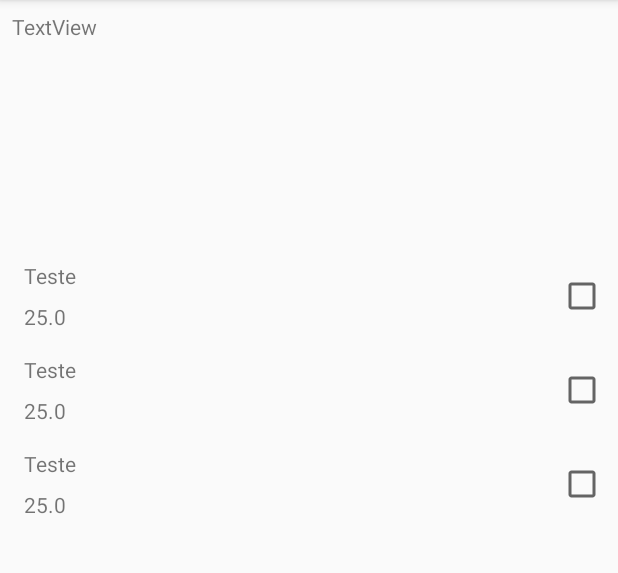
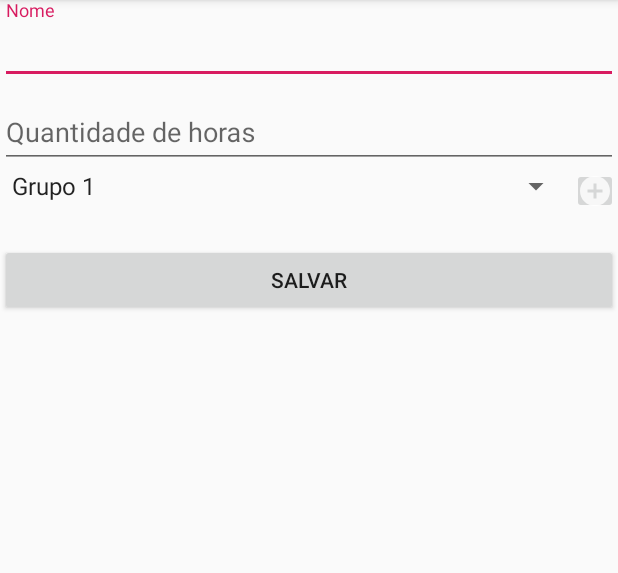
Before and after one commit to raphaelframos/freela, an Android app: the screen it shows after launch (NewFreelaActivity before the commit, NewFunctionalityActivity after it), on a phone screen of 412 x 824 dp, the part 84-657 px from its top. Run offline under Robolectric (Android 15) with nearby library versions, the phone set to English and light mode, and no system bars; our stand-ins replace navigation-ui.

Commit message:
Activity de nova funcionalidade criada

```diff
--- a/app/build.gradle
+++ b/app/build.gradle
@@ -45,4 +45,5 @@ dependencies {
     implementation 'androidx.lifecycle:lifecycle-extensions:2.1.0'
     implementation 'androidx.navigation:navigation-fragment-ktx:2.1.0'
     implementation 'androidx.navigation:navigation-ui-ktx:2.1.0'
+    implementation "androidx.room:room-runtime:$room_version"
 }
--- a/app/src/main/AndroidManifest.xml
+++ b/app/src/main/AndroidManifest.xml
@@ -9,7 +9,8 @@
         android:roundIcon="@mipmap/ic_launcher_round"
         android:supportsRtl="true"
         android:theme="@style/AppTheme">
-        <activity android:name=".NewFreelaActivity"></activity>
+        <activity android:name=".NewFunctionalityActivity"></activity>
+        <activity android:name=".NewFreelaActivity" />
         <activity
             android:name=".MainActivity"
             android:label="@string/app_name">
--- a/app/src/main/java/com/powellapps/freela/MainActivity.kt
+++ b/app/src/main/java/com/powellapps/freela/MainActivity.kt
@@ -25,6 +25,6 @@ class MainActivity : AppCompatActivity() {
         setupActionBarWithNavController(navController, appBarConfiguration)
         navView.setupWithNavController(navController)
 
-        startActivity(Intent(this, NewFreelaActivity::class.java))
+        startActivity(Intent(this, NewFunctionalityActivity::class.java))
     }
 }
--- /dev/null
+++ b/app/src/main/java/com/powellapps/freela/NewFunctionalityActivity.kt
@@ -0,0 +1,12 @@
+package com.powellapps.freela
+
+import androidx.appcompat.app.AppCompatActivity
+import android.os.Bundle
+
+class NewFunctionalityActivity : AppCompatActivity() {
+
+    override fun onCreate(savedInstanceState: Bundle?) {
+        super.onCreate(savedInstanceState)
+        setContentView(R.layout.activity_new_functionality)
+    }
+}
--- a/app/src/main/java/com/powellapps/freela/model/Functionality.kt
+++ b/app/src/main/java/com/powellapps/freela/model/Functionality.kt
@@ -3,5 +3,6 @@ package com.powellapps.freela.model
 class Functionality constructor(var name: String, var amountOfHours: Double) {
 
     var id = 0
+    var active = false
 
 }
--- /dev/null
+++ b/app/src/main/res/drawable-anydpi/ic_action_add.xml
@@ -0,0 +1,11 @@
+<vector xmlns:android="http://schemas.android.com/apk/res/android"
+    android:width="24dp"
+    android:height="24dp"
+    android:viewportWidth="24"
+    android:viewportHeight="24"
+    android:tint="#FFFFFF"
+    android:alpha="0.8">
+    <path
+        android:fillColor="#FF000000"
+        android:pathData="M12,2C6.48,2 2,6.48 2,12s4.48,10 10,10 10,-4.48 10,-10S17.52,2 12,2zM17,13h-4v4h-2v-4L7,13v-2h4L11,7h2v4h4v2z"/>
+</vector>
--- a/app/src/main/res/layout/activity_new_freela.xml
+++ b/app/src/main/res/layout/activity_new_freela.xml
@@ -5,27 +5,6 @@
     android:layout_width="match_parent"
     android:layout_height="match_parent"
     tools:context=".NewFreelaActivity">
-
-    <LinearLayout
-        android:id="@+id/linearLayout"
-        android:layout_width="match_parent"
-        android:layout_height="150dp"
-        android:layout_marginStart="8dp"
-        android:layout_marginLeft="8dp"
-        android:layout_marginTop="8dp"
-        android:layout_marginEnd="8dp"
-        android:layout_marginRight="8dp"
-        android:orientation="vertical"
-        app:layout_constraintEnd_toEndOf="parent"
-        app:layout_constraintStart_toStartOf="parent"
-        app:layout_constraintTop_toTopOf="parent">
-
-        <TextView
-            android:id="@+id/textView_"
-            android:layout_width="match_parent"
-            android:layout_height="wrap_content"
-            android:text="TextView" />
-    </LinearLayout>
 
     <androidx.recyclerview.widget.RecyclerView
         android:id="@+id/recyclerView_functions"
@@ -36,9 +15,39 @@
         android:layout_marginTop="8dp"
         android:layout_marginEnd="8dp"
         android:layout_marginRight="8dp"
+        android:layout_marginBottom="16dp"
+        app:layout_constraintBottom_toTopOf="@+id/textView_sum"
+        app:layout_constraintEnd_toEndOf="parent"
+        app:layout_constraintStart_toStartOf="parent"
+        app:layout_constraintTop_toBottomOf="@+id/tabLayout_groups" />
+
+    <com.google.android.material.tabs.TabLayout
+        android:id="@+id/tabLayout_groups"
+        android:layout_width="match_parent"
+        android:layout_height="wrap_content"
+        app:layout_constraintEnd_toEndOf="parent"
+        app:layout_constraintStart_toStartOf="parent"
+        app:layout_constraintTop_toTopOf="parent">
+
+        <com.google.android.material.tabs.TabItem
+            android:layout_width="wrap_content"
+            android:layout_height="wrap_content"
+            android:text="Grupo 1" />
+    </com.google.android.material.tabs.TabLayout>
+
+    <TextView
+        android:id="@+id/textView_sum"
+        android:layout_width="wrap_content"
+        android:layout_height="wrap_content"
+        android:layout_marginStart="8dp"
+        android:layout_marginLeft="8dp"
+        android:layout_marginEnd="8dp"
+        android:layout_marginRight="8dp"
         android:layout_marginBottom="8dp"
+        android:text="TextView"
         app:layout_constraintBottom_toBottomOf="parent"
         app:layout_constraintEnd_toEndOf="parent"
-        app:layout_constraintStart_toStartOf="parent"
-        app:layout_constraintTop_toBottomOf="@+id/linearLayout" />
+        app:layout_constraintHorizontal_bias="0.0"
+        app:layout_constraintStart_toStartOf="parent" />
+
 </androidx.constraintlayout.widget.ConstraintLayout>
--- /dev/null
+++ b/app/src/main/res/layout/activity_new_functionality.xml
@@ -0,0 +1,61 @@
+<?xml version="1.0" encoding="utf-8"?>
+<LinearLayout xmlns:android="http://schemas.android.com/apk/res/android"
+    xmlns:app="http://schemas.android.com/apk/res-auto"
+    xmlns:tools="http://schemas.android.com/tools"
+    android:layout_width="match_parent"
+    android:layout_height="match_parent"
+    android:orientation="vertical"
+    tools:context=".NewFunctionalityActivity">
+
+    <com.google.android.material.textfield.TextInputLayout
+        android:layout_width="match_parent"
+        android:layout_height="wrap_content">
+
+        <com.google.android.material.textfield.TextInputEditText
+            android:layout_width="match_parent"
+            android:layout_height="wrap_content"
+            android:hint="Nome"
+            android:inputType="textPersonName" />
+
+    </com.google.android.material.textfield.TextInputLayout>
+
+    <com.google.android.material.textfield.TextInputLayout
+        android:layout_width="match_parent"
+        android:layout_height="wrap_content">
+
+        <com.google.android.material.textfield.TextInputEditText
+            android:layout_width="match_parent"
+            android:layout_height="wrap_content"
+            android:hint="Quantidade de horas"
+            android:inputType="numberDecimal" />
+
+        <LinearLayout
+            android:layout_width="match_parent"
+            android:layout_height="wrap_content"
+            android:orientation="horizontal">
+
+            <Spinner
+                android:entries="@array/groups"
+                android:id="@+id/spinner"
+                android:layout_width="0dip"
+                android:layout_height="wrap_content"
+                android:layout_weight="1" />
+
+            <ImageButton
+                android:id="@+id/imageButton"
+                android:layout_gravity="center_vertical"
+                android:padding="3dp"
+                android:layout_width="wrap_content"
+                android:layout_height="wrap_content"
+                android:src="@drawable/ic_action_add" />
+        </LinearLayout>
+    </com.google.android.material.textfield.TextInputLayout>
+
+    <Button
+        android:layout_marginTop="20dp"
+        android:id="@+id/button_save"
+        android:layout_width="match_parent"
+        android:layout_height="wrap_content"
+        android:text="Salvar" />
+
+</LinearLayout>
--- a/app/src/main/res/values/strings.xml
+++ b/app/src/main/res/values/strings.xml
@@ -3,4 +3,8 @@
     <string name="title_home">Home</string>
     <string name="title_dashboard">Dashboard</string>
     <string name="title_notifications">Notifications</string>
+    <string-array name="groups">
+        <item>Grupo 1</item>
+        <item>Grupo 2</item>
+    </string-array>
 </resources>
--- a/build.gradle
+++ b/build.gradle
@@ -2,6 +2,7 @@
 
 buildscript {
     ext.kotlin_version = '1.3.50'
+    ext.room_version = '2.1.0-alpha01'
     repositories {
         google()
         jcenter()
```
Also changed, not shown: app/src/main/java/com/powellapps/freela/NewFreelaActivity.kt (+21 -2 lines), app/src/main/java/com/powellapps/freela/adapter/FuncionalityAdapter.kt (+19 -1 lines), app/src/main/res/drawable-hdpi/ic_action_add.png (added), app/src/main/res/drawable-mdpi/ic_action_add.png (added), app/src/main/res/drawable-xhdpi/ic_action_add.png (added), app/src/main/res/drawable-xxhdpi/ic_action_add.png (added).
